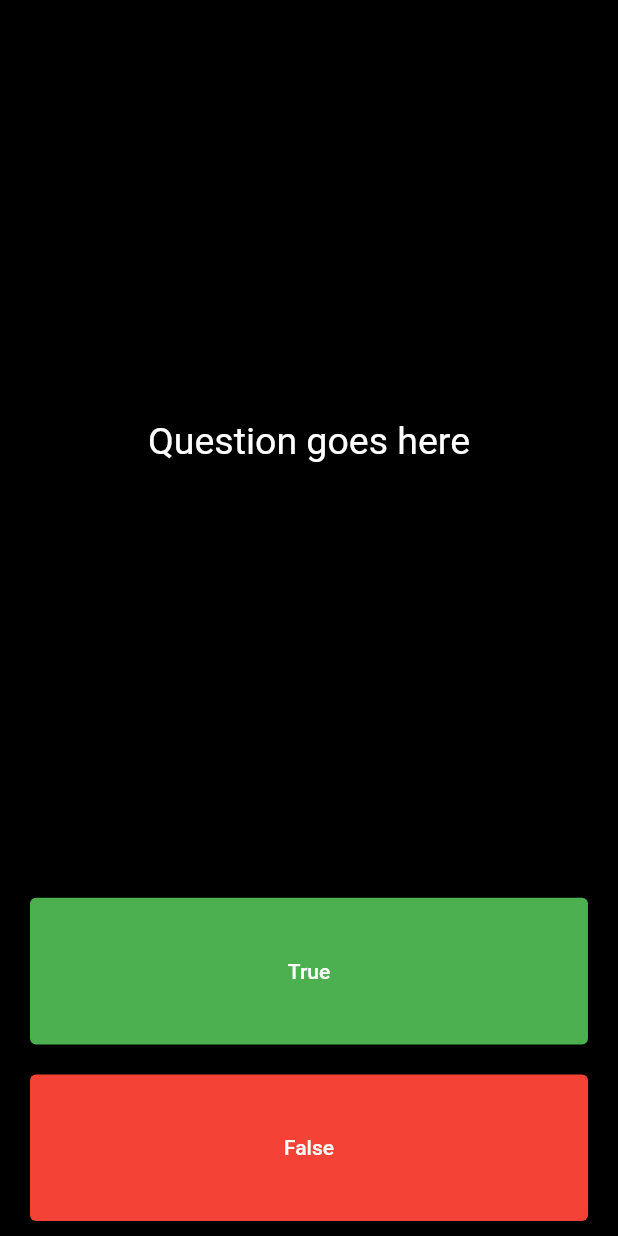
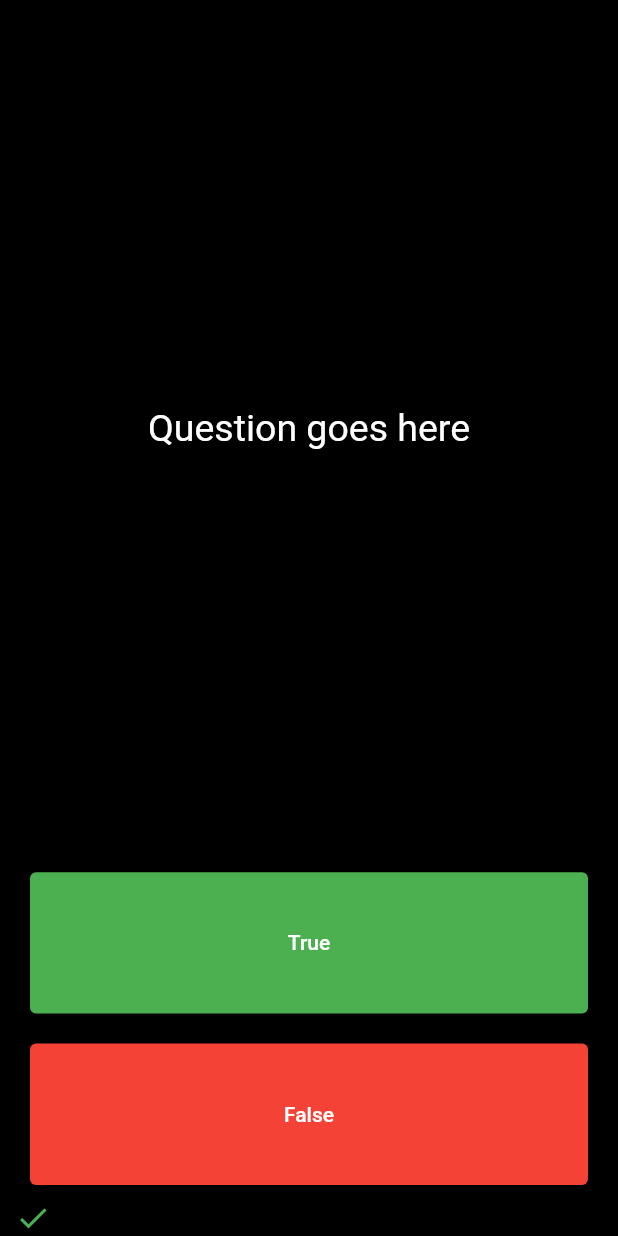
Before and after one commit to UnnikrishnanNP/quizzler-app, a Flutter app: the screen it shows after launch, after a tap on "True", on a phone screen of 412 x 824 dp. Run offline on Flutter 3.47's test engine with Material 2 defaults, Android fonts, the light colour scheme and no system bars.

Commit message:
added scorekeeper

```diff
--- a/lib/main.dart
+++ b/lib/main.dart
@@ -26,6 +26,7 @@ class QuizPage extends StatefulWidget {
 }
 
 class _QuizPageState extends State<QuizPage> {
+  List<Icon> scoreKeeper = [];
   @override
   Widget build(BuildContext context) {
     return Column(
@@ -53,11 +54,18 @@ class _QuizPageState extends State<QuizPage> {
                 foregroundColor: MaterialStateProperty.resolveWith((state) => Colors.white)
               ),
               child: Text('True'),
-              onPressed: (){},
+              onPressed: (){
+                setState(() {
+                  scoreKeeper.add(
+                    Icon(Icons.check,color: Colors.green,)
+                  );
+                });
+              },
             ),
           ),
         ),
         Expanded(
+
           child: Padding(
             padding: EdgeInsets.all(10.0),
             child: TextButton(
@@ -66,10 +74,19 @@ class _QuizPageState extends State<QuizPage> {
                 foregroundColor: MaterialStateProperty.resolveWith((state) => Colors.white)
               ),
               child: Text('False'),
-              onPressed: (){},
+              onPressed: (){
+                setState(() {
+                  scoreKeeper.add(
+                    Icon(Icons.close,color: Colors.red ,)
+                  );
+                });
+              },
             ),
           ),
         ),
+        Row(
+          children:scoreKeeper
+        )
       ],
     );
   }
```
